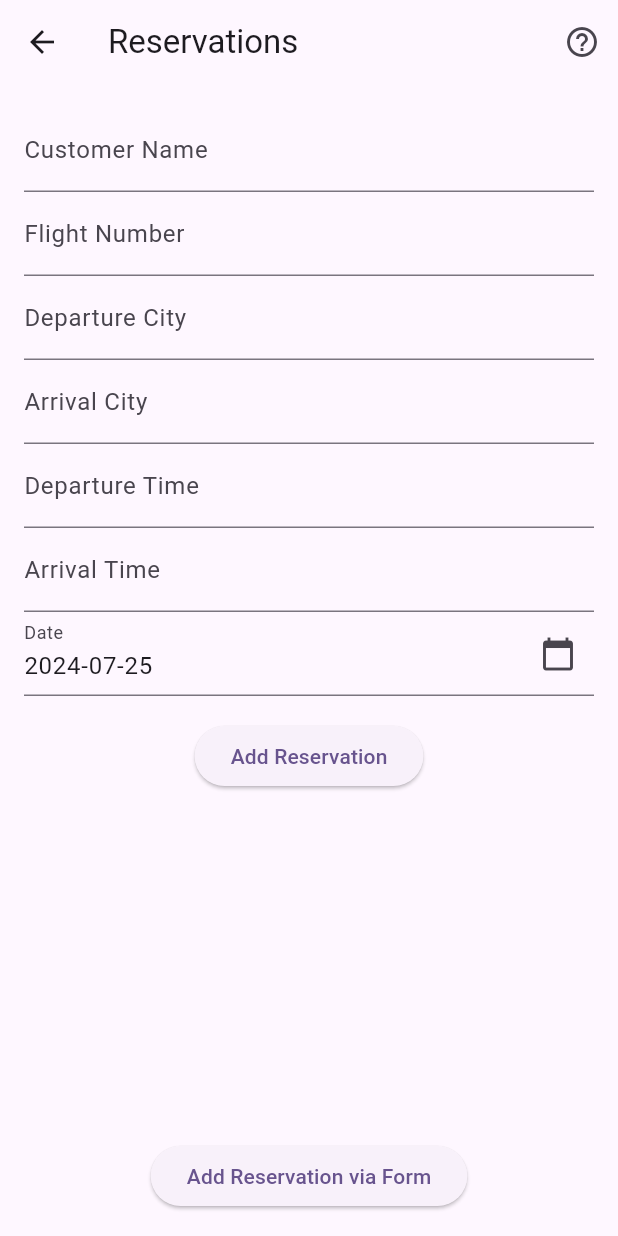
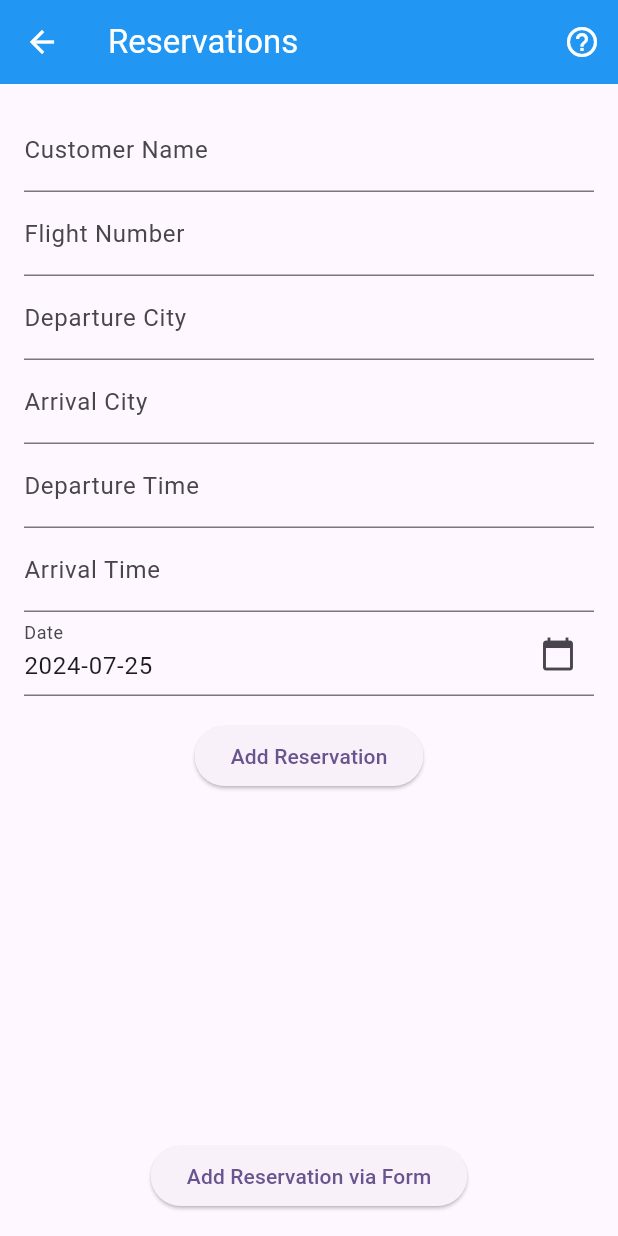
Before and after one commit to RoidedSasquatch/Mock-Airline-Management-Mobile-App, a Flutter app: the ReservationsPage screen opened by its route, on a phone screen of 412 x 824 dp. Run offline on Flutter 3.47's test engine with Material 3 defaults, Android fonts, the phone set to English and light mode, and no system bars; our stand-ins replace flutter_secure_storage; missing offline and left inert: encrypted_shared_preferences; accounts and stored records are empty.

Commit message:
Made Appbar look nice

```diff
--- a/lib/ReservationsPage.dart
+++ b/lib/ReservationsPage.dart
@@ -213,7 +213,12 @@ class _ReservationsPageState extends State<ReservationsPage> {
   Widget build(BuildContext context) {
     return Scaffold(
       appBar: AppBar(
-        title: const Text('Reservations'),
+        title: const Text(
+          'Reservations',
+          style: TextStyle(color: Colors.white),
+        ),
+        backgroundColor: Colors.blue,
+        iconTheme: IconThemeData(color: Colors.white),
         actions: [
           IconButton(
             icon: Icon(Icons.help_outline),
```
